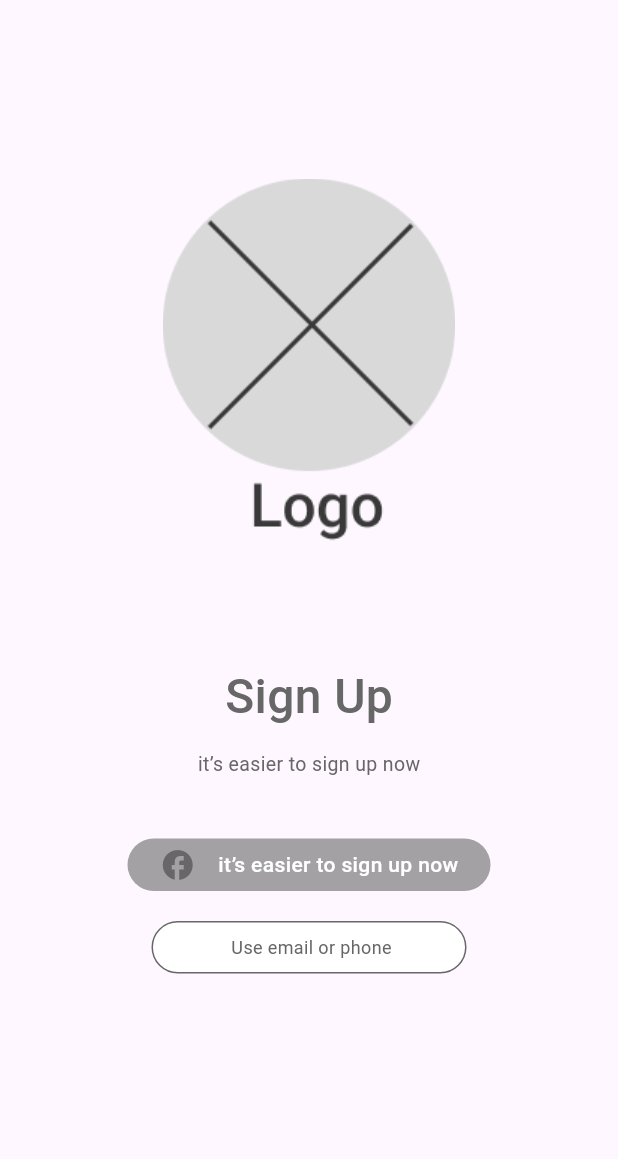
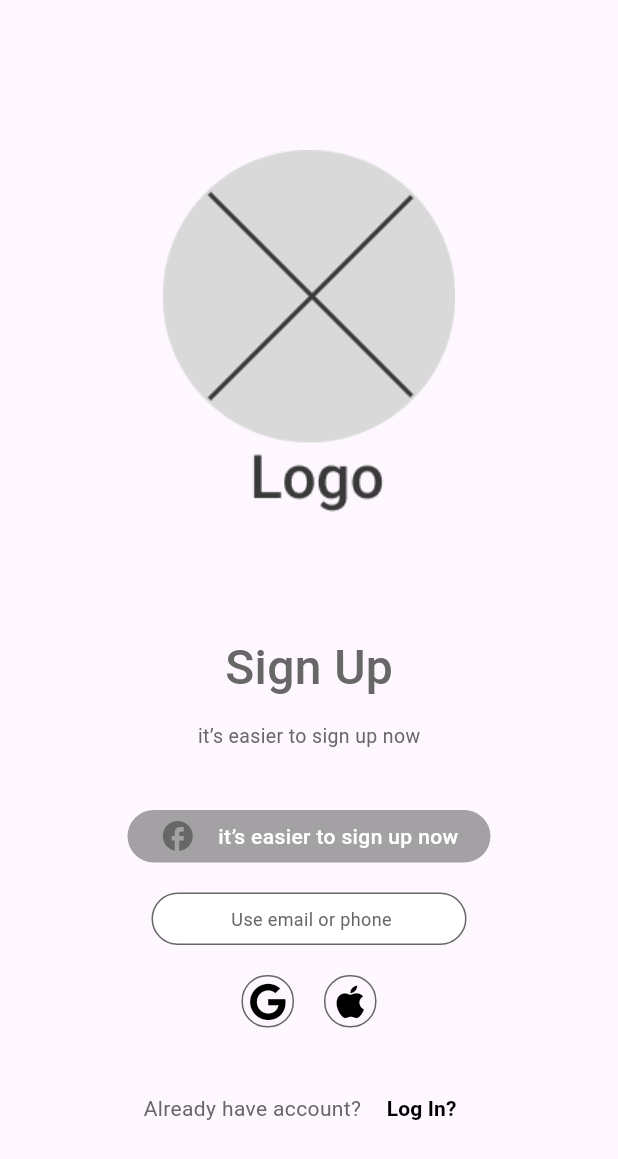
Before and after one commit to Marwanali2/ReNu_graduation_project, a Flutter app: the screen it shows after launch, on a phone screen of 412 x 824 dp. Shown: the top 1159 px of the screen. Run offline on Flutter 3.47's test engine with Material 3 defaults, Android fonts, the phone set to English and light mode, and no system bars; our stand-ins replace font_awesome_flutter, go_router.

Commit message:
create custom text widget

```diff
--- /dev/null
+++ b/lib/features/auth/presentation/views/widgets/custom_icon_button.dart
@@ -0,0 +1,23 @@
+import 'package:flutter/material.dart';
+import 'package:font_awesome_flutter/font_awesome_flutter.dart';
+import 'package:graduation_project/core/theme/colors.dart';
+
+class CustomIconButton extends StatelessWidget {
+  const CustomIconButton({super.key, required this.icon});
+final IconData icon;
+  @override
+  Widget build(BuildContext context) {
+    return GestureDetector(
+      onTap: (){},
+      child: Container(
+        width:35,
+        height: 35,
+        decoration: BoxDecoration(
+          borderRadius:BorderRadius.circular(17),
+          border: Border.all(width: 1,color:buttonColor )
+        ),
+        child: Icon(icon,size: 25,color: Color(0xff000000),),
+      ),
+    );
+  }
+}
--- /dev/null
+++ b/lib/features/auth/presentation/views/widgets/custom_text_widget.dart
@@ -0,0 +1,21 @@
+import 'package:flutter/material.dart';
+import 'package:graduation_project/core/theme/styles.dart';
+
+class CustomTextWidget extends StatelessWidget {
+  const CustomTextWidget({super.key});
+
+  @override
+  Widget build(BuildContext context) {
+    return  Row(
+      mainAxisAlignment: MainAxisAlignment.center,
+children: [
+ const Text('Already have account?',style: Styles.textStyle14,),
+const SizedBox(width: 5,),
+  TextButton(
+    onPressed: (){},
+    child: Text('Log In?',style: Styles.textStyle14.copyWith(fontWeight: FontWeight.w600,color: const Color(0xff000000),),))
+
+],
+    );
+  }
+}
--- a/lib/features/auth/presentation/views/widgets/log_or_sign_view_body.dart
+++ b/lib/features/auth/presentation/views/widgets/log_or_sign_view_body.dart
@@ -1,8 +1,11 @@
 import 'package:flutter/material.dart';
+import 'package:font_awesome_flutter/font_awesome_flutter.dart';
 import 'package:graduation_project/core/theme/colors.dart';
 import 'package:graduation_project/core/theme/styles.dart';
 import 'package:graduation_project/features/auth/presentation/views/widgets/custom_button_Facebook.dart';
 import 'package:graduation_project/features/auth/presentation/views/widgets/custom_button_email.dart';
+import 'package:graduation_project/features/auth/presentation/views/widgets/custom_icon_button.dart';
+import 'package:graduation_project/features/auth/presentation/views/widgets/custom_text_widget.dart';
 
 class LogOrSignViewBody extends StatelessWidget {
   const LogOrSignViewBody({super.key});
@@ -11,7 +14,7 @@ class LogOrSignViewBody extends StatelessWidget {
   Widget build(BuildContext context) {
     return Center(
       child: Padding(
-        padding: const EdgeInsets.only(top: 119),
+        padding: const EdgeInsets.only(top: 100),
         child: Column(
           children: [
           Image.asset('assests/images/logo.png'),
@@ -26,7 +29,20 @@ class LogOrSignViewBody extends StatelessWidget {
           const SizedBox(height: 40,),
           const CusttomButtonFaceBook(),
           const SizedBox(height: 20,),
-        const CusttomButtonEmail()
+        const CusttomButtonEmail(),
+        const SizedBox(height: 20,),
+      const Row(
+        mainAxisAlignment: MainAxisAlignment.center,
+          children: [
+            CustomIconButton(icon: FontAwesomeIcons.google,),
+            SizedBox(width: 20,),
+            CustomIconButton(icon: FontAwesomeIcons.apple,),
+
+          ],
+        ),
+        const SizedBox(height: 30,),
+                    Center(child: CustomTextWidget()),
+
         ]),
       ),
     );
```
Also changed, not shown: pubspec.yaml (+1 -8 lines), pubspec.lock.
